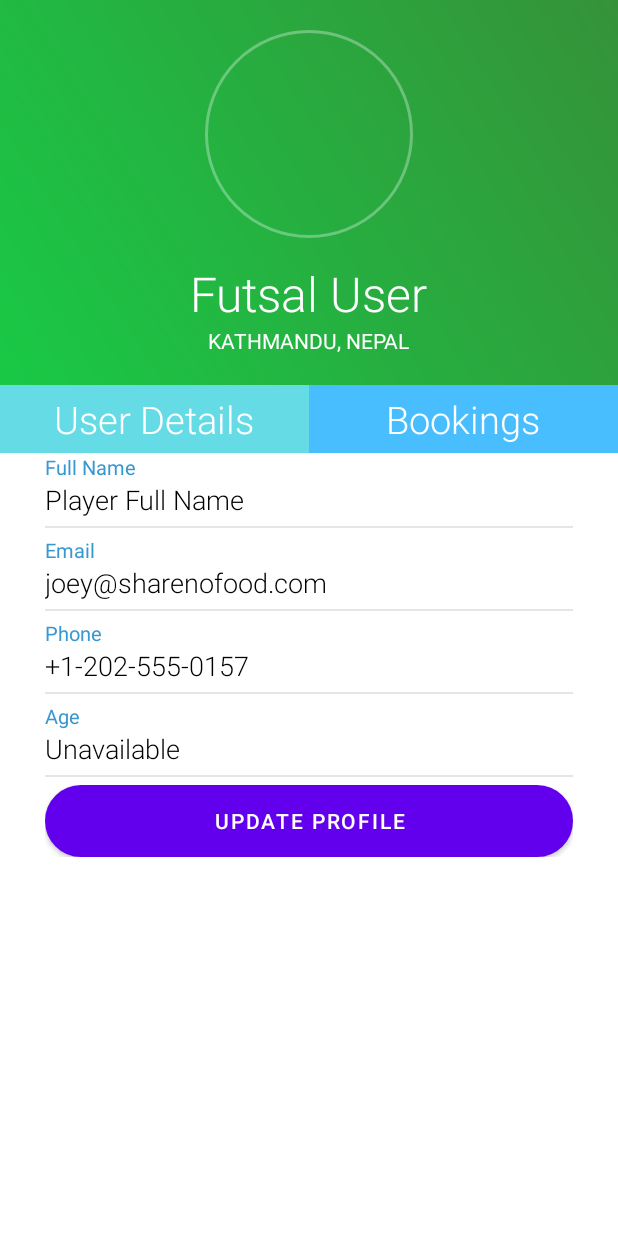
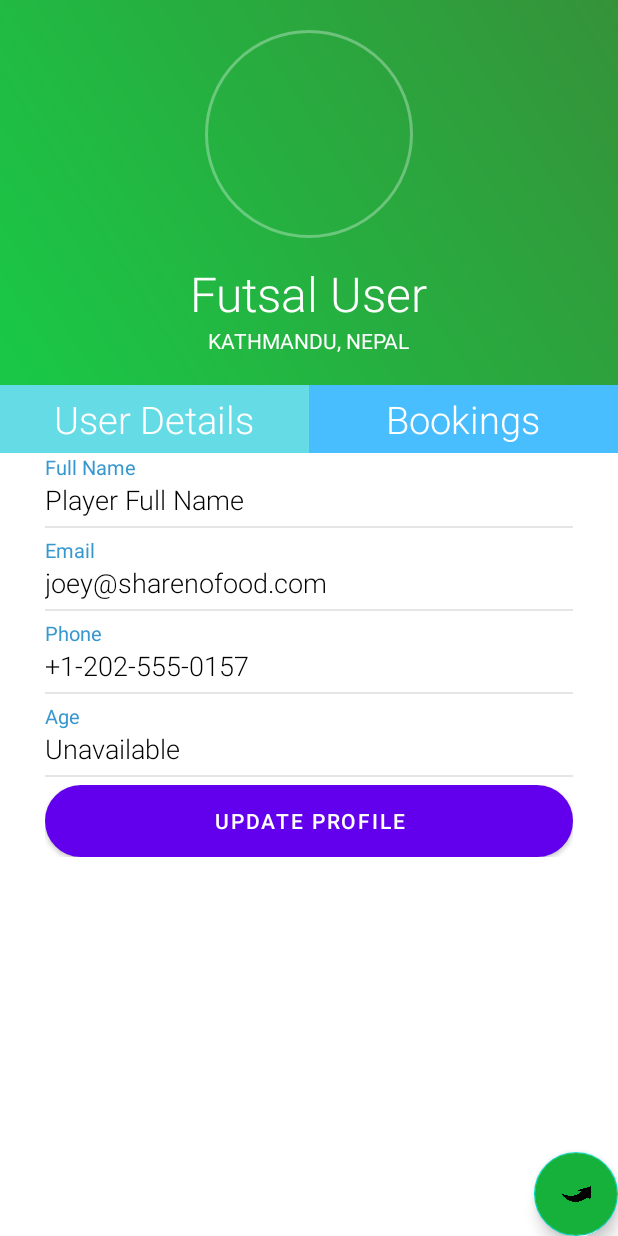
Before and after one commit to pSaurav10/FutsalAppAndroid, an Android app: the fragment UserFragment shown on its own in the app's theme, on a phone screen of 412 x 824 dp. Run offline under Robolectric (Android 15) with nearby library versions, the phone set to English and light mode, and no system bars; our stand-ins replace CircleImageView; pictures from the network do not load.

Commit message:
Some minor layout changes

```diff
--- a/app/src/main/java/com/example/futsalapp/fragments/UserFragment.kt
+++ b/app/src/main/java/com/example/futsalapp/fragments/UserFragment.kt
@@ -16,9 +16,11 @@ import android.widget.RelativeLayout
 import android.widget.TextView
 import android.widget.Toast
 import com.bumptech.glide.Glide
+import com.example.futsalapp.LoginActivity
 import com.example.futsalapp.R
 import com.example.futsalapp.api.ServiceBuilder
 import com.example.futsalapp.repository.UserRepository
+import com.google.android.material.floatingactionbutton.FloatingActionButton
 import de.hdodenhof.circleimageview.CircleImageView
 import kotlinx.coroutines.CoroutineScope
 import kotlinx.coroutines.Dispatchers
@@ -39,6 +41,7 @@ class UserFragment : Fragment() {
     private lateinit var userDetails: RelativeLayout
     private lateinit var bookingDetails: RelativeLayout
     private lateinit var userFrame: RelativeLayout
+    private lateinit var logout: FloatingActionButton
 
     override fun onCreate(savedInstanceState: Bundle?) {
         super.onCreate(savedInstanceState)
@@ -58,6 +61,15 @@ class UserFragment : Fragment() {
         userDetails = view.findViewById(R.id.userDetails)
         bookingDetails = view.findViewById(R.id.bookingDetails)
         userFrame = view.findViewById(R.id.userFrame)
+        logout = view.findViewById(R.id.logout)
+
+
+        logout.setOnClickListener {
+            ServiceBuilder.token = null
+            val intent = Intent(context, LoginActivity::class.java)
+            startActivity(intent)
+            activity?.finish()
+        }
 
         childFragmentManager.beginTransaction().apply{
             replace(R.id.userFrame, UserDetailFragment())
--- a/app/src/main/res/layout/fragment_user.xml
+++ b/app/src/main/res/layout/fragment_user.xml
@@ -5,6 +5,16 @@
         android:layout_width="match_parent"
         android:layout_height="match_parent"
         tools:context=".fragments.UserFragment">
+    <com.google.android.material.floatingactionbutton.FloatingActionButton
+        android:layout_width="match_parent"
+        android:layout_height="wrap_content"
+        android:layout_centerVertical="true"
+        android:layout_alignParentBottom="true"
+        android:layout_alignParentEnd="true"
+        android:layout_alignParentRight="true"
+        android:src="@drawable/back"
+        android:backgroundTint="@color/green"
+        android:id="@+id/logout"/>
 
         <RelativeLayout
             android:id="@+id/rellay1"
```
